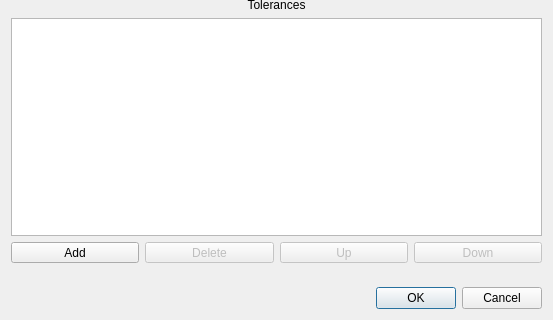
Old version of the form hexrd/ui/resources/ui/fit_grains_options_dialog.ui in the repository HEXRD/hexrdgui; both pictures show x 0 to 553 and y 514 to 834 of the 553 by 834 pixel window.
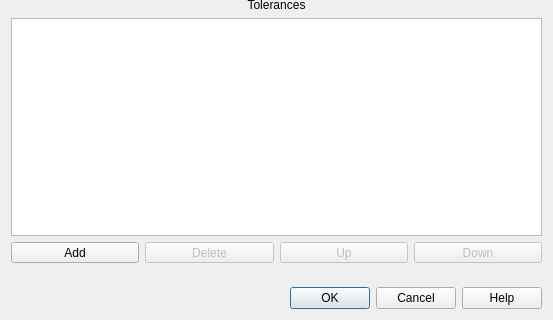
New version of the form. Custom widgets are drawn as their Qt base class.

Commit message: Add help buttons for fit grains dialogs

```diff
--- a/hexrd/ui/resources/ui/fit_grains_options_dialog.ui
+++ b/hexrd/ui/resources/ui/fit_grains_options_dialog.ui
@@ -334,7 +334,7 @@
       <enum>Qt::Horizontal</enum>
      </property>
      <property name="standardButtons">
-      <set>QDialogButtonBox::Cancel|QDialogButtonBox::Ok</set>
+      <set>QDialogButtonBox::Cancel|QDialogButtonBox::Help|QDialogButtonBox::Ok</set>
      </property>
     </widget>
    </item>
```
The commit also changes 5 other files.
